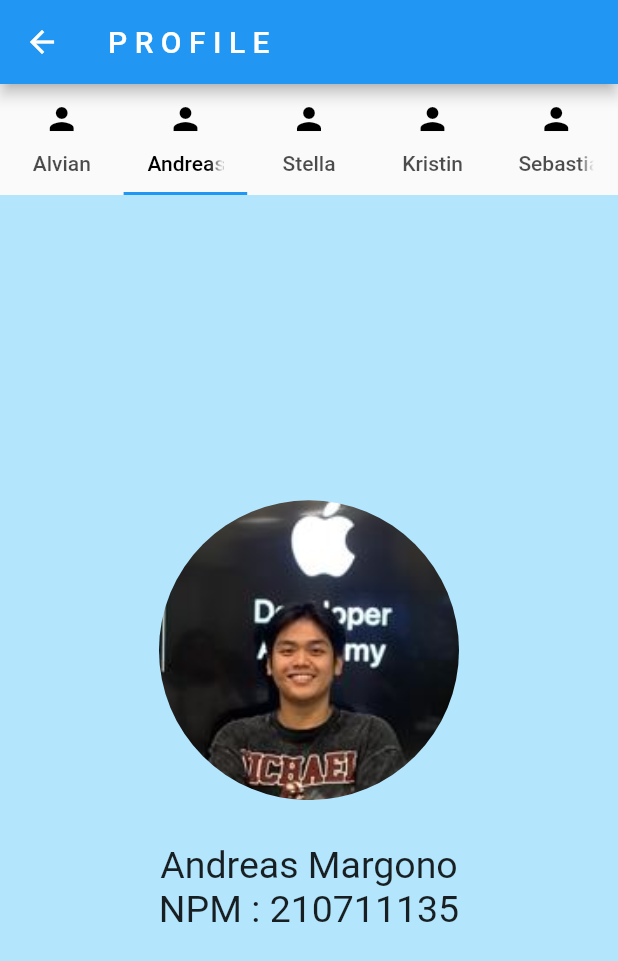
After one commit to Allv16/UGD_UI-Widget, a Flutter app: the Profile screen opened directly, tab 2 chosen, on a phone screen of 412 x 824 dp. The commit adds this screen. Shown: the top 961 px of the screen. Run offline on Flutter 3.47's test engine with Material 2 defaults, Android fonts, the phone set to English and light mode, and no system bars; our stand-ins replace fluttertoast.

Commit message:
add profile

```diff
--- a/lib/View/home.dart
+++ b/lib/View/home.dart
@@ -1,4 +1,5 @@
 import 'package:flutter/material.dart';
+import 'package:ugd_ui_widget/View/profile.dart';
 import 'package:ugd_ui_widget/View/view_list.dart';
 
 class HomeView extends StatefulWidget {
@@ -9,7 +10,7 @@ class HomeView extends StatefulWidget {
 }
 
 class _HomeViewState extends State<HomeView> {
-  Material menuBox(String gambar, String text, int color){
+  Material menuBox(String gambar, String text, int color) {
     return Material(
       color: Colors.white,
       elevation: 15.0,
@@ -20,21 +21,35 @@ class _HomeViewState extends State<HomeView> {
           child: Row(
             mainAxisAlignment: MainAxisAlignment.center,
             children: <Widget>[
-              Column(mainAxisAlignment: MainAxisAlignment.center, children: <Widget>[
-                Material(borderRadius: BorderRadius.circular(24.0),
-                child: Padding(padding: const EdgeInsets.all(15.0),
-                child: Image.asset(gambar, width: 55, height: 55,),)),
-                Padding(padding: const EdgeInsets.all(8.0),
-                child: Text(text, style: TextStyle(color: Color(color),fontSize: 20.0,)))
-
-              ],)
-
+              Column(
+                mainAxisAlignment: MainAxisAlignment.center,
+                children: <Widget>[
+                  Material(
+                      borderRadius: BorderRadius.circular(24.0),
+                      child: Padding(
+                        padding: const EdgeInsets.all(15.0),
+                        child: Image.asset(
+                          gambar,
+                          width: 55,
+                          height: 55,
+                        ),
+                      )),
+                  Padding(
+                      padding: const EdgeInsets.all(8.0),
+                      child: Text(text,
+                          style: TextStyle(
+                            color: Color(color),
+                            fontSize: 20.0,
+                          )))
+                ],
+              )
             ],
           ),
         ),
       ),
     );
   }
+
   @override
   Widget build(BuildContext context) {
     return Scaffold(
@@ -81,7 +96,9 @@ class _HomeViewState extends State<HomeView> {
                           onTap: () {
                             Navigator.push(
                               context,
-                          MaterialPageRoute(builder: (context) => ListNamaView() ), // Replace ViewListPage() with your actual page widget
+                              MaterialPageRoute(
+                                builder: (context) => Profile(),
+                              ), // Replace ViewListPage() with your actual page widget
                             );
                           },
                           child: Row(
@@ -89,13 +106,13 @@ class _HomeViewState extends State<HomeView> {
                             children: [
                               CircleAvatar(
                                 radius: 50, // Adjust the radius as needed
-                            backgroundImage: AssetImage('images/medicine.png'),
+                                backgroundImage:
+                                    AssetImage('images/medicine.png'),
                               ),
                             ],
                           ),
                         ),
                       ),
-
                     ],
                   ),
                 ),
@@ -125,7 +142,6 @@ class _HomeViewState extends State<HomeView> {
                 ),
 
                 Container(
-
                   padding: const EdgeInsets.all(25.0),
                   decoration: BoxDecoration(
                       color: Colors.cyan[600],
@@ -146,11 +162,11 @@ class _HomeViewState extends State<HomeView> {
                         ),
                         Text(
                           "Dalam istilah Kedokteran, istilah penyakit panas dalam tidak pernah ada.",
-                        style: TextStyle(color: Colors.grey[200], fontSize: 20),
+                          style:
+                              TextStyle(color: Colors.grey[200], fontSize: 20),
                         )
                       ]),
                 ),
-
 
                 SizedBox(
                   height: 50,
@@ -178,7 +194,6 @@ class _HomeViewState extends State<HomeView> {
                     menuBox("images/medicine.png", "Ambulance", 0xFF00ACC1),
                     menuBox("images/medicine.png", "Nurse", 0xFF00ACC1),
                     menuBox("images/medicine.png", "First Aid", 0xFF00ACC1),
-
                   ],
                 ),
               ],
--- /dev/null
+++ b/lib/View/profile.dart
@@ -0,0 +1,175 @@
+import 'package:flutter/material.dart';
+
+class Profile extends StatelessWidget {
+  @override
+  Widget build(BuildContext context) {
+    return DefaultTabController(
+        length: 5,
+        child: Scaffold(
+          appBar: AppBar(
+            title: const Text('P R O F I L E'),
+          ),
+          body: Column(
+            children: [
+              const TabBar(
+                labelColor: Colors.black,
+                tabs: [
+                  Tab(
+                    icon: Icon(
+                      Icons.person,
+                      color: Colors.black,
+                    ),
+                    text: 'Alvian',
+                  ),
+                  Tab(
+                    icon: Icon(
+                      Icons.person,
+                      color: Colors.black,
+                    ),
+                    text: 'Andreas',
+                  ),
+                  Tab(
+                    icon: Icon(
+                      Icons.person,
+                      color: Colors.black,
+                    ),
+                    text: 'Stella',
+                  ),
+                  Tab(
+                    icon: Icon(
+                      Icons.person,
+                      color: Colors.black,
+                    ),
+                    text: 'Kristin',
+                  ),
+                  Tab(
+                    icon: Icon(
+                      Icons.person,
+                      color: Colors.black,
+                    ),
+                    text: 'Sebastian',
+                  ),
+                ],
+              ),
+              Expanded(
+                child: TabBarView(children: [
+                  //tab 1
+                  Container(
+                    color: Colors.lightBlue.shade100,
+                    child: Center(
+                      child: Column(
+                        mainAxisAlignment: MainAxisAlignment.center,
+                        children: [
+                          ClipOval(
+                            child: Image.asset(
+                              'images/Alvian.jpg',
+                              width: 200,
+                              height: 200,
+                              fit: BoxFit.cover,
+                            ),
+                          ),
+                          const Text(
+                            '\nYohanes Alvian' '\nNPM : 210711047',
+                            style: TextStyle(fontSize: 25),
+                            textAlign: TextAlign.center,
+                          ),
+                        ],
+                      ),
+                    ),
+                  ),
+
+                  //tab 2
+                  Container(
+                    color: Colors.lightBlue.shade100,
+                    child: Center(
+                      child: Column(
+                        mainAxisAlignment: MainAxisAlignment.center,
+                        children: [
+                          ClipOval(
+                            child: Image.asset(
+                              'images/profile-Ayas.JPG',
+                              width: 200,
+                              height: 200,
+                              fit: BoxFit.cover,
+                            ),
+                          ),
+                          const Text('\nAndreas Margono' '\nNPM : 210711135',
+                              style: TextStyle(fontSize: 25),
+                              textAlign: TextAlign.center),
+                        ],
+                      ),
+                    ),
+                  ),
+                  //tab 3
+                  Container(
+                    color: Colors.lightBlue.shade100,
+                    child: Center(
+                      child: Column(
+                        mainAxisAlignment: MainAxisAlignment.center,
+                        children: [
+                          ClipOval(
+                            child: Image.asset(
+                              'images/stel.jpg',
+                              width: 200,
+                              height: 200,
+                              fit: BoxFit.cover,
+                            ),
+                          ),
+                          const Text('\nRhema Stella' '\nNPM : 210711071',
+                              style: TextStyle(fontSize: 25),
+                              textAlign: TextAlign.center),
+                        ],
+                      ),
+                    ),
+                  ),
+                  //tab 4
+                  Container(
+                    color: Colors.lightBlue.shade100,
+                    child: Center(
+                      child: Column(
+                        mainAxisAlignment: MainAxisAlignment.center,
+                        children: [
+                          ClipOval(
+                            child: Image.asset(
+                              'images/kristin.jpg',
+                              width: 200,
+                              height: 200,
+                              fit: BoxFit.cover,
+                            ),
+                          ),
+                          const Text('\nKristina Adine' '\nNPM : 210711102',
+                              style: TextStyle(fontSize: 25),
+                              textAlign: TextAlign.center),
+                        ],
+                      ),
+                    ),
+                  ),
+                  //tab 5
+                  Container(
+                    color: Colors.lightBlue.shade100,
+                    child: Center(
+                      child: Column(
+                        mainAxisAlignment: MainAxisAlignment.center,
+                        children: [
+                          ClipOval(
+                            child: Image.asset(
+                              'images/yiyi.JPG',
+                              width: 200,
+                              height: 200,
+                              fit: BoxFit.cover,
+                            ),
+                          ),
+                          const Text('\nSebastian Gautama' '\nNPM : 210711172',
+                              style: TextStyle(fontSize: 25),
+                              textAlign: TextAlign.center),
+                        ],
+                      ),
+                    ),
+                  ),
+                ]),
+              )
+            ],
+          ),
+        ));
+  }
+}
```
Also changed, not shown: images/Alvian.jpg (added), images/kristin.jpg (added), images/profile-Ayas.JPG (added), images/stel.jpg (added), 2 other files. Lines whose indentation alone changed are shown as unchanged.
